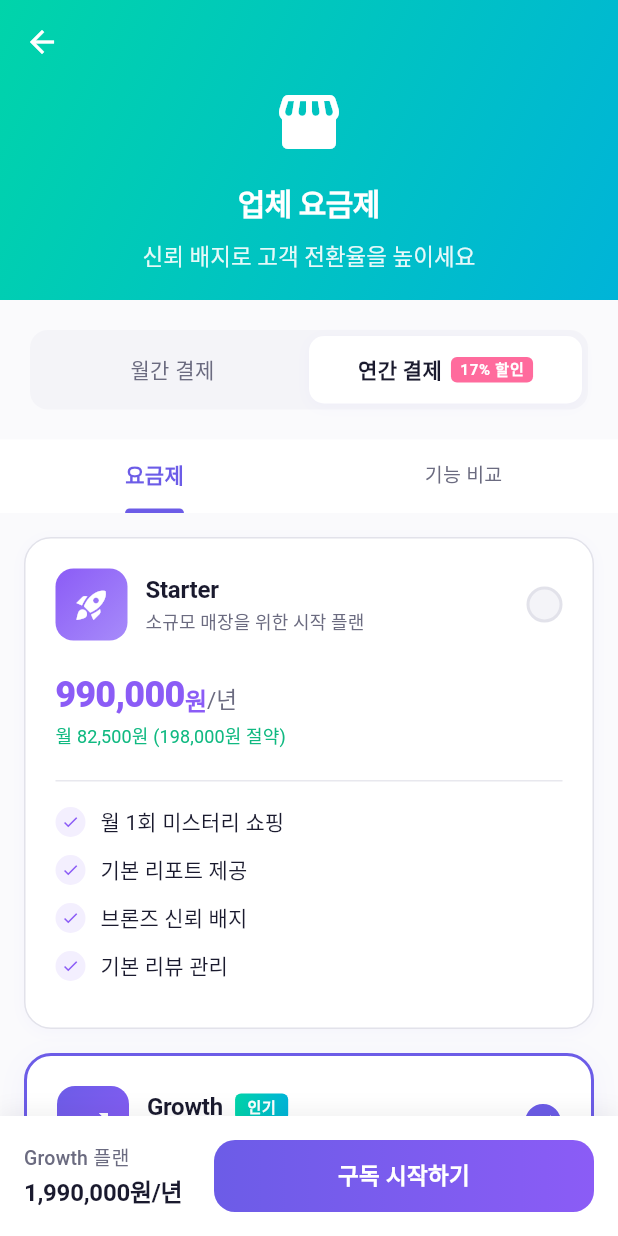
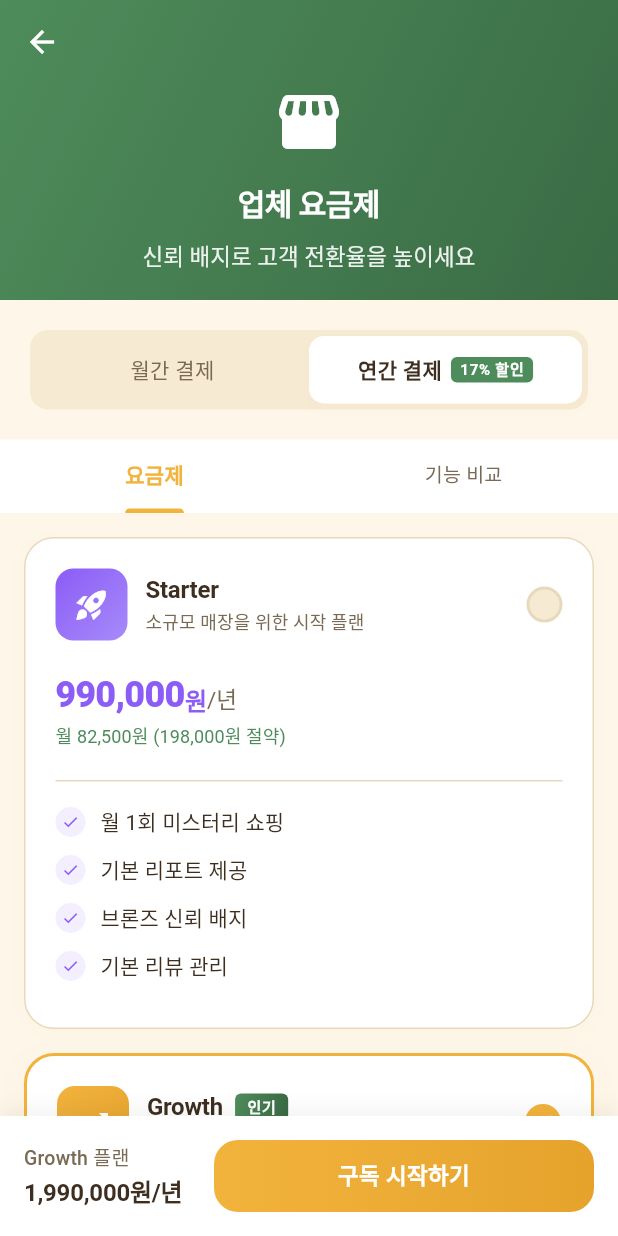
Before and after one commit to lhs0609a-cpu/amhangeoheung, a Flutter app: the BusinessPricingScreen screen opened by its route, on a phone screen of 412 x 824 dp. Run offline on Flutter 3.47's test engine with Material 3 defaults, Android fonts, the phone set to English and light mode, and no system bars; our stand-ins replace connectivity_plus, dio, firebase_core, firebase_messaging, fl_chart, flutter_local_notifications and 10 more; missing offline and left inert: kakao_flutter_sdk_user; accounts and stored records are empty; network calls fail; Roboto replaces fonts that are missing (Pretendard); statements that could not run were skipped.

Commit message:
feat(theme): 팔레트를 호랭이 털색으로 교체 · 스티커 그림자 도입
이름이 암행어사 + 어흥인데 색은 보라·민트·핑크였다. 이름과 아무 상관이
없었고, 채도 높은 액센트 3개라 무엇이 중요한지 화면이 말하지 못했다.

다만 "노랑 + 검정"을 그대로 쓰지는 않았다. 그 조합은 경고 테이프 색이고
형광 노랑+검정은 이미 카카오가 가져갔다. 민화 까치호랑이의 실제 색인
황토·치자색을 쓰고, 그림 귀퉁이의 붉은 낙관을 지적사항 색으로 삼았다.

  primary    #6C5CE7 보라  →  #F2B33D 호랭이 털
  secondary  #00D4AA 민트  →  #D9482F 낙관 (감찰 · 지적)
  accent     #FF6B9D 핑크  →  #4E8C5B 풀색 (개선 확인)
  background #FAFAFC       →  #FDF6E9 크림
  textPrimary #1A1A2E      →  #3D2E1F 먹

먹색을 순검정으로 두지 않은 것이 중요하다. 순검정은 차갑고, 차가우면
귀엽지 않다. 같은 이유로 다크 모드 바탕도 #000 계열이 아니라 진한 갈색이다
(순검정 위의 금색은 싸구려 금박처럼 보인다).

onPrimary 를 흰색에서 먹색으로 바꿨다. 골드 면 위의 흰 글자는 대비가
모자란다.

파란 info 는 없앴다. 팔레트에서 유일하게 튀는 색이 되기 때문에 중립 정보는
따뜻한 회갈색으로 처리한다.

형태
- 모서리 6/10/14/18/24 → 8/12/16/20/26. 토큰이라 160개 호출부가 함께 따라온다.
- AppElevation.level1·2 를 흐린 그림자에서 blur 0 · 아래로 2~3px 단색 면으로
  교체했다(AppElevation.sticker). 스티커를 붙여둔 느낌이고, 크림 배경에서
  흐린 그림자보다 또렷하다. 떠 있는 바와 모달(level3·4)은 실제로 겹침
  깊이가 필요하므로 blur 를 유지한다.
- pressed 는 깊이 1px — 스티커가 눌리는 모양.

그라디언트는 새 시스템에서 쓰지 않지만, 남은 호출부가 깨지지 않도록 값만
남기고 두 색 차이를 좁혀 사실상 평면으로 보이게 했다.

인장과 캐릭터용 토큰(sealInk, tigerFur, satoSkin 등)을 추가했다. 캐릭터
도입은 후속 커밋에서.

flutter analyze: 0건 / flutter test: 29 passed

Co-Authored-By: Claude Opus 5 (1M context) <noreply@anthropic.com>
Claude-Session: https://claude.ai/code/session_01HasNC3VFVXGNM5cshBYGeD

```diff
--- a/app/lib/core/theme/app_elevation.dart
+++ b/app/lib/core/theme/app_elevation.dart
@@ -9,33 +9,28 @@ import 'hwahae_colors.dart';
 class AppElevation {
   AppElevation._();
 
-  static const Color _shadowTint = Color(0xFF1A1A2E);
+  static const Color _shadowTint = Color(0xFF3D2E1F);
 
   /// 배경에서 살짝 떠 있는 정도. 리스트 카드, 칩.
-  static List<BoxShadow> get level1 => [
-        BoxShadow(
-          color: _shadowTint.withValues(alpha: 0.04),
-          blurRadius: 2,
-          offset: const Offset(0, 1),
-        ),
-        BoxShadow(
-          color: _shadowTint.withValues(alpha: 0.04),
-          blurRadius: 8,
-          offset: const Offset(0, 2),
-        ),
-      ];
+  ///
+  /// 흐린 그림자가 아니라 아래로 딱 떨어지는 단색 면이다. 스티커를 붙여둔
+  /// 느낌이라 크림색 배경 위에서 또렷하고, 흐린 그림자처럼 화면을 탁하게
+  /// 만들지 않는다.
+  static List<BoxShadow> get level1 => sticker(2);
 
   /// 기본 카드. 배경과 확실히 분리된다.
-  static List<BoxShadow> get level2 => [
+  static List<BoxShadow> get level2 => sticker(3);
+
+  /// 스티커 그림자 — blur 0, 아래로 [depth] px.
+  ///
+  /// [color] 를 주지 않으면 크림 배경에 맞는 기본 테두리색을 쓴다. 골드 버튼처럼
+  /// 면 색이 있는 요소는 그 색의 진한 값을 넘겨야 한다
+  /// (예: `sticker(3, color: HwahaeColors.stickerShadowPrimary)`).
+  static List<BoxShadow> sticker(double depth, {Color? color}) => [
         BoxShadow(
-          color: _shadowTint.withValues(alpha: 0.05),
-          blurRadius: 4,
-          offset: const Offset(0, 2),
-        ),
-        BoxShadow(
-          color: _shadowTint.withValues(alpha: 0.05),
-          blurRadius: 16,
-          offset: const Offset(0, 6),
+          color: color ?? HwahaeColors.stickerShadow,
+          blurRadius: 0,
+          offset: Offset(0, depth),
         ),
       ];
 
@@ -72,14 +67,8 @@ class AppElevation {
         ),
       ];
 
-  /// 눌린 상태 - 그림자를 거의 없애 표면에 붙는 느낌을 준다.
-  static List<BoxShadow> get pressed => [
-        BoxShadow(
-          color: _shadowTint.withValues(alpha: 0.05),
-          blurRadius: 4,
-          offset: const Offset(0, 1),
-        ),
-      ];
+  /// 눌린 상태 - 스티커가 눌려 표면에 붙는 느낌. 깊이를 1px 로 줄인다.
+  static List<BoxShadow> get pressed => sticker(1);
 }
 
 /// 반투명 표면(글래스) 토큰.
--- a/app/lib/core/theme/hwahae_colors.dart
+++ b/app/lib/core/theme/hwahae_colors.dart
@@ -1,73 +1,90 @@
 import 'package:flutter/material.dart';
 
-/// 암행어흥 컬러 시스템 - 힙하고 모던한 테마
+/// 암행어흥 컬러 시스템 — 호랭이 털색과 먹색
+///
+/// 이름이 암행어사 + 어흥이니 색도 호랑이에서 가져온다. 다만 형광 노랑 + 검정은
+/// 쓰지 않는다. 그 조합은 경고 테이프 색이고, 신뢰를 파는 제품이 입을 옷이 아니다.
+/// 민화 까치호랑이의 실제 색인 황토·치자색을 쓰고, 그림 귀퉁이의 붉은 낙관을
+/// 지적사항 색으로 삼는다.
+///
+/// - primary   호랭이 털 — 주 동작
+/// - secondary 낙관 붉은색 — 감찰과 지적에만
+/// - accent    풀색 — 개선이 확인된 항목
+///
+/// 먹색은 순검정(#000)이 아니라 따뜻한 갈색이다. 순검정은 차갑고, 차가우면
+/// 귀엽지 않다.
 class HwahaeColors {
   HwahaeColors._();
 
-  // === Primary Colors - 딥 바이올렛 ===
-  static const Color primary = Color(0xFF6C5CE7);
-  static const Color primaryLight = Color(0xFF8B7CF6);
-  static const Color primaryDark = Color(0xFF5541D9);
-  static const Color primaryContainer = Color(0xFFF0EEFF);
-  static const Color onPrimary = Color(0xFFFFFFFF);
+  // === Primary Colors - 호랭이 털 ===
+  static const Color primary = Color(0xFFF2B33D);
+  static const Color primaryLight = Color(0xFFF7C868);
+  static const Color primaryDark = Color(0xFFD98E1F);
+  static const Color primaryContainer = Color(0xFFFDEBC8);
 
-  // === Secondary/Accent - 네온 민트 ===
-  static const Color secondary = Color(0xFF00D4AA);
-  static const Color secondaryLight = Color(0xFF5EEAD4);
-  static const Color secondaryDark = Color(0xFF00B894);
-  static const Color secondaryContainer = Color(0xFFE6FBF6);
-  static const Color onSecondary = Color(0xFF0A0A0A);
+  /// 골드 위의 글자는 흰색이 아니라 먹색이다. 흰색은 대비가 모자란다.
+  static const Color onPrimary = Color(0xFF3D2E1F);
 
-  // === Accent - 핫핑크 ===
-  static const Color accent = Color(0xFFFF6B9D);
-  static const Color accentLight = Color(0xFFFF8FB3);
-  static const Color accentDark = Color(0xFFE84A7F);
-  static const Color accentContainer = Color(0xFFFFF0F5);
+  // === Secondary/Accent - 낙관 붉은색 (감찰 · 지적) ===
+  static const Color secondary = Color(0xFFD9482F);
+  static const Color secondaryLight = Color(0xFFF5896F);
+  static const Color secondaryDark = Color(0xFFB0341F);
+  static const Color secondaryContainer = Color(0xFFFCE4DE);
+  static const Color onSecondary = Color(0xFFFDF6E9);
 
-  // === Background & Surface ===
-  static const Color background = Color(0xFFFAFAFC);
+  // === Accent - 풀색 (개선 확인) ===
+  static const Color accent = Color(0xFF4E8C5B);
+  static const Color accentLight = Color(0xFF7FBE93);
+  static const Color accentDark = Color(0xFF3A6B44);
+  static const Color accentContainer = Color(0xFFE4F0E4);
+
+  // === Background & Surface - 크림 ===
+  static const Color background = Color(0xFFFDF6E9);
   static const Color surface = Color(0xFFFFFFFF);
-  static const Color surfaceVariant = Color(0xFFF4F4F8);
-  static const Color surfaceContainer = Color(0xFFEEEEF2);
+  static const Color surfaceVariant = Color(0xFFF6EAD3);
+  static const Color surfaceContainer = Color(0xFFF0E2C6);
   static const Color surfaceElevated = Color(0xFFFFFFFF);
 
-  // === Text Colors ===
-  static const Color textPrimary = Color(0xFF1A1A2E);
-  static const Color textSecondary = Color(0xFF6B6B80);
-  static const Color textTertiary = Color(0xFF8E8E9E);
-  static const Color textDisabled = Color(0xFFD0D0D8);
-  static const Color textOnDark = Color(0xFFFAFAFC);
+  // === Text Colors - 먹 ===
+  static const Color textPrimary = Color(0xFF3D2E1F);
+  static const Color textSecondary = Color(0xFF7A6A55);
+  static const Color textTertiary = Color(0xFFA89880);
+  static const Color textDisabled = Color(0xFFD8C7A8);
+  static const Color textOnDark = Color(0xFFFDF6E9);
 
   // === Status Colors ===
-  static const Color success = Color(0xFF10B981);
-  static const Color successLight = Color(0xFFD1FAE5);
-  static const Color warning = Color(0xFFF59E0B);
-  static const Color warningLight = Color(0xFFFEF3C7);
-  static const Color error = Color(0xFFEF4444);
-  static const Color errorLight = Color(0xFFFEE2E2);
-  static const Color info = Color(0xFF3B82F6);
-  static const Color infoLight = Color(0xFFDBEAFE);
+  static const Color success = Color(0xFF4E8C5B);
+  static const Color successLight = Color(0xFFE4F0E4);
+  static const Color warning = Color(0xFFD98E1F);
+  static const Color warningLight = Color(0xFFFDEBC8);
+  static const Color error = Color(0xFFD9482F);
+  static const Color errorLight = Color(0xFFFCE4DE);
+
+  /// 파란 info 는 쓰지 않는다. 팔레트에서 유일하게 튀는 색이 되기 때문에
+  /// 중립 정보는 따뜻한 회갈색으로 처리한다.
+  static const Color info = Color(0xFF7A6A55);
+  static const Color infoLight = Color(0xFFF6EAD3);
 
   // === Grade Colors (리뷰어 등급) ===
-  static const Color gradeRookie = Color(0xFFD1D5DB); // 연회색 (새싹)
-  static const Color gradeBronze = Color(0xFFD97706);
-  static const Color gradeSilver = Color(0xFFC0C0C0); // 은빛
-  static const Color gradeGold = Color(0xFFF59E0B);
-  static const Color gradePlatinum = Color(0xFF06B6D4);
-  static const Color gradeDiamond = Color(0xFF8B5CF6);
+  static const Color gradeRookie = Color(0xFFC4B69C);
+  static const Color gradeBronze = Color(0xFFB0700F);
+  static const Color gradeSilver = Color(0xFFA89880);
+  static const Color gradeGold = Color(0xFFF2B33D);
+  static const Color gradePlatinum = Color(0xFF4E8C5B);
+  static const Color gradeDiamond = Color(0xFFD9482F);
 
   // === Mission Type Colors (미션 유형) ===
-  static const Color missionRegular = Color(0xFF3B82F6);     // 일반 미션 - 블루
-  static const Color missionHidden = Color(0xFF8B5CF6);      // 히든 미션 - 퍼플
-  static const Color missionSeason = Color(0xFFEC4899);      // 시즌 미션 - 핑크
-  static const Color missionUrgent = Color(0xFFEF4444);      // 긴급 미션 - 레드
-  static const Color missionPremium = Color(0xFFF59E0B);     // 프리미엄 미션 - 골드
+  static const Color missionRegular = Color(0xFF7A6A55);
+  static const Color missionHidden = Color(0xFF3D2E1F);
+  static const Color missionSeason = Color(0xFFD9482F);
+  static const Color missionUrgent = Color(0xFFB0341F);
+  static const Color missionPremium = Color(0xFFF2B33D);
 
   // === Rating Semantic Colors ===
-  static const Color ratingExcellent = Color(0xFF10B981);    // 4.5+ 녹색
-  static const Color ratingGood = Color(0xFFF59E0B);         // 3.5~4.4 골드
-  static const Color ratingAverage = Color(0xFFF97316);      // 3.0~3.4 주황
-  static const Color ratingPoor = Color(0xFFEF4444);         // 3.0 미만 빨강
+  static const Color ratingExcellent = Color(0xFF4E8C5B);    // 4.5+
+  static const Color ratingGood = Color(0xFFF2B33D);         // 3.5~4.4
+  static const Color ratingAverage = Color(0xFFD98E1F);      // 3.0~3.4
+  static const Color ratingPoor = Color(0xFFD9482F);         // 3.0 미만
 
   /// 평점에 따른 시맨틱 색상 반환
   static Color getRatingColor(double rating) {
@@ -94,44 +111,63 @@ class HwahaeColors {
   }
 
   // === Border & Divider ===
-  static const Color divider = Color(0xFFE8E8EE);
-  static const Color border = Color(0xFFE2E2EA);
-  static const Color borderLight = Color(0xFFF0F0F4);
-  static const Color borderFocused = Color(0xFF6C5CE7);
+  static const Color divider = Color(0xFFE8D9BC);
+  static const Color border = Color(0xFFE8D9BC);
+  static const Color borderLight = Color(0xFFF0E2C6);
+  static const Color borderFocused = Color(0xFFF2B33D);
 
   // === Rating Colors ===
-  static const Color ratingStar = Color(0xFFFBBF24);
-  static const Color ratingStarEmpty = Color(0xFFE5E7EB);
+  static const Color ratingStar = Color(0xFFF2B33D);
+  static const Color ratingStarEmpty = Color(0xFFE8D9BC);
+
+  // === 인장 · 캐릭터 ===
+  /// 감찰 인장의 붉은색과 그 배경. 감찰이 끝난 업체에만 찍힌다.
+  static const Color sealInk = Color(0xFFD9482F);
+  static const Color sealBackground = Color(0xFFFCE4DE);
+
+  /// 어흥이 몸통과 귀 안쪽. 캐릭터를 그릴 때만 쓴다.
+  static const Color tigerFur = Color(0xFFF2B33D);
+  static const Color tigerEar = Color(0xFFE09A28);
+  static const Color tigerBlush = Color(0xFFF5896F);
+  static const Color tigerMuzzle = Color(0xFFFDF6E9);
+  static const Color satoSkin = Color(0xFFF7DFC0);
+
+  /// 스티커 그림자. 흐리지 않고 아래로 3px 딱 떨어뜨린다.
+  static const Color stickerShadow = Color(0xFFE8D9BC);
+  static const Color stickerShadowPrimary = Color(0xFFD98E1F);
+  static const Color stickerShadowDark = Color(0xFF241A11);
 
   // === Gradient Colors ===
+  // 새 시스템은 그라디언트를 쓰지 않는다. 남아 있는 호출부가 깨지지 않도록
+  // 값만 남기되, 두 색의 차이를 좁혀 사실상 평면으로 보이게 한다.
   static const List<Color> gradientPrimary = [
-    Color(0xFF6C5CE7),
-    Color(0xFF8B5CF6),
+    Color(0xFFF2B33D),
+    Color(0xFFE5A32C),
   ];
 
   static const List<Color> gradientAccent = [
-    Color(0xFF00D4AA),
-    Color(0xFF00B4D8),
+    Color(0xFF4E8C5B),
+    Color(0xFF3A6B44),
   ];
 
   static const List<Color> gradientWarm = [
-    Color(0xFFFF6B9D),
-    Color(0xFFFF8E53),
+    Color(0xFFF2B33D),
+    Color(0xFFE08A3C),
   ];
 
   static const List<Color> gradientCool = [
-    Color(0xFF667EEA),
-    Color(0xFF764BA2),
+    Color(0xFF7A6A55),
+    Color(0xFF3D2E1F),
   ];
 
   static const List<Color> gradientSunset = [
-    Color(0xFFF093FB),
-    Color(0xFFF5576C),
+    Color(0xFFF5896F),
+    Color(0xFFD9482F),
   ];
 
   static const List<Color> gradientOcean = [
-    Color(0xFF4FACFE),
-    Color(0xFF00F2FE),
+    Color(0xFFF7C868),
+    Color(0xFFF2B33D),
   ];
 
   /// 등급별 색상 반환
@@ -174,17 +210,17 @@ class HwahaeColors {
   static List<Color> getGradeGradient(String grade) {
     switch (grade.toLowerCase()) {
       case 'diamond':
-        return [const Color(0xFF8B5CF6), const Color(0xFFA78BFA)];
+        return [const Color(0xFFD9482F), const Color(0xFFF5896F)];
       case 'platinum':
-        return [const Color(0xFF06B6D4), const Color(0xFF22D3EE)];
+        return [const Color(0xFF4E8C5B), const Color(0xFF7FBE93)];
       case 'gold':
-        return [const Color(0xFFF59E0B), const Color(0xFFFBBF24)];
+        return [const Color(0xFFF2B33D), const Color(0xFFF7C868)];
       case 'silver':
-        return [const Color(0xFFA8A8B3), const Color(0xFFC0C0C0)];
+        return [const Color(0xFFA89880), const Color(0xFFC4B69C)];
       case 'bronze':
-        return [const Color(0xFFD97706), const Color(0xFFF59E0B)];
+        return [const Color(0xFFB0700F), const Color(0xFFD98E1F)];
       default:
-        return [const Color(0xFFBBBBC5), const Color(0xFFD1D5DB)];
+        return [const Color(0xFFC4B69C), const Color(0xFFD8C7A8)];
     }
   }
 }
--- a/app/lib/core/theme/hwahae_theme.dart
+++ b/app/lib/core/theme/hwahae_theme.dart
@@ -7,11 +7,11 @@ class HwahaeTheme {
   HwahaeTheme._();
 
   // === Border Radius ===
-  static const double radiusXS = 6.0;
-  static const double radiusSM = 10.0;
-  static const double radiusMD = 14.0;
-  static const double radiusLG = 18.0;
-  static const double radiusXL = 24.0;
+  static const double radiusXS = 8.0;
+  static const double radiusSM = 12.0;
+  static const double radiusMD = 16.0;
+  static const double radiusLG = 20.0;
+  static const double radiusXL = 26.0;
   static const double radiusXXL = 32.0;
   static const double radiusFull = 100.0;
 
```
Also changed, not shown: app/lib/core/theme/dark_theme_colors.dart (+65 -52 lines).
